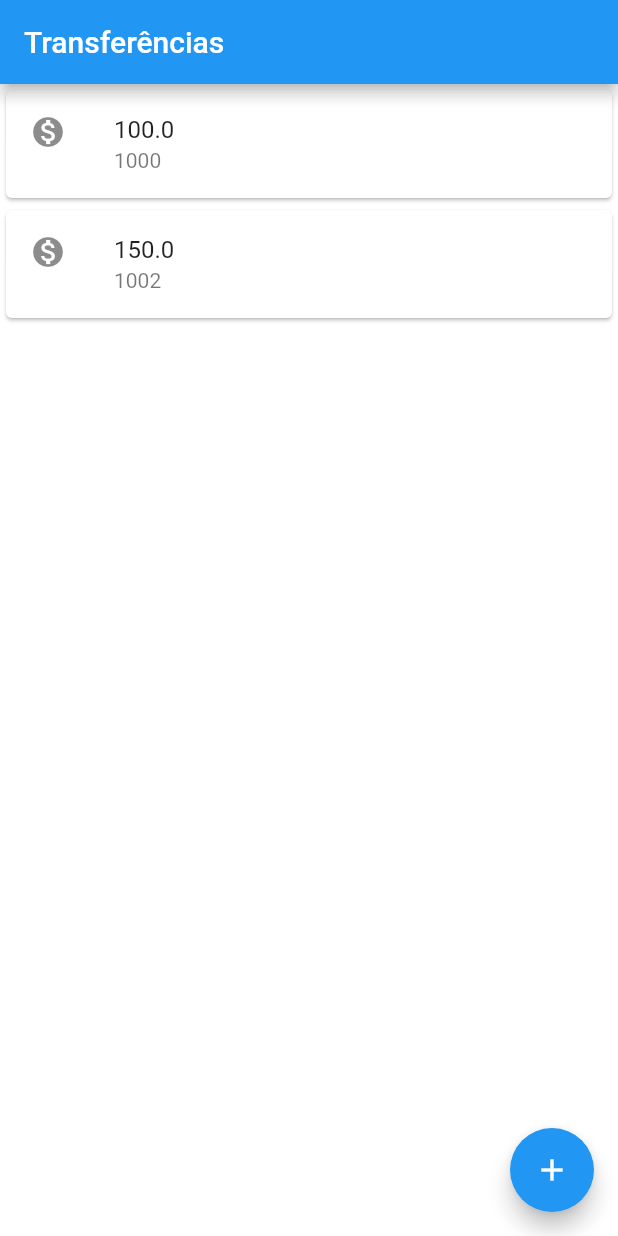
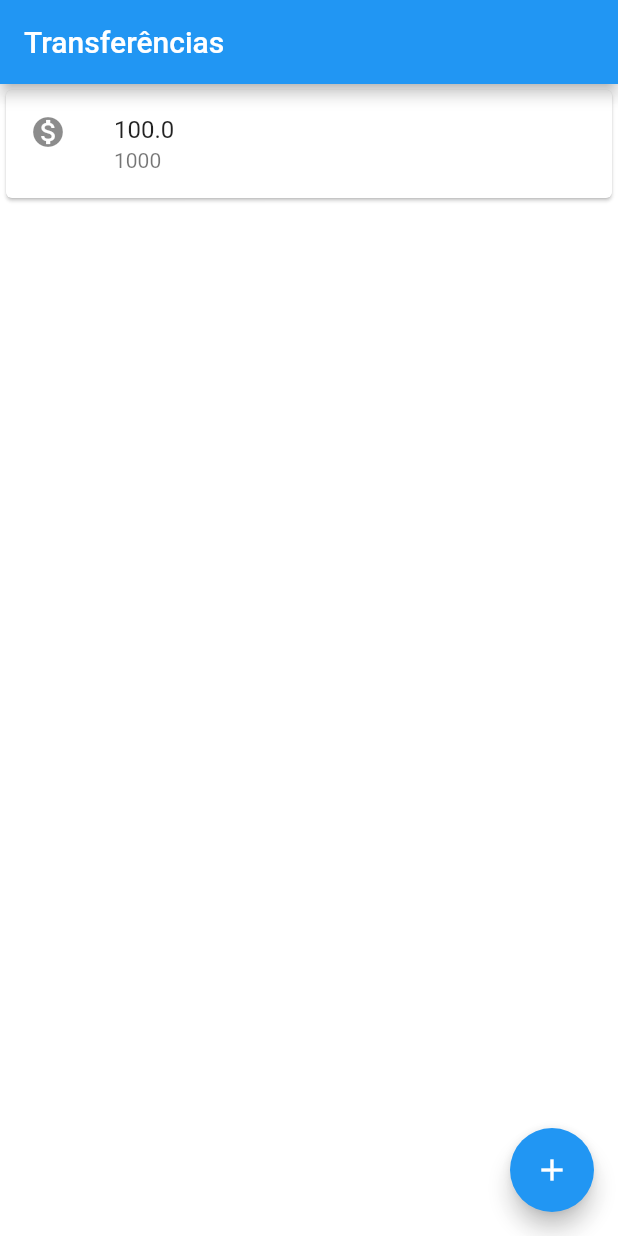
Before and after one commit to vitordutra/bytebank, a Flutter app: the screen it shows after launch, on a phone screen of 412 x 824 dp. Run offline on Flutter 3.47's test engine with Material 2 defaults, Android fonts, the phone set to English and light mode, and no system bars.

```diff
--- a/lib/main.dart
+++ b/lib/main.dart
@@ -67,24 +67,27 @@ class FormularioTransferencia extends StatelessWidget {
 }
 
 class ListaTransferencias extends StatelessWidget {
-  const ListaTransferencias({Key? key}) : super(key: key);
+  final List<Transferencia> _transferencias = List.empty(growable: true);
+
+  ListaTransferencias({Key? key}) : super(key: key);
 
   @override
   Widget build(BuildContext context) {
+    _transferencias.add(Transferencia(100.0, 1000));
     return Scaffold(
       appBar: AppBar(
         title: Text("Transferências"),
       ),
-      body: Column(
-        children: [
-          ItemTransferencia(Transferencia(100.0, 1000)),
-          ItemTransferencia(Transferencia(150.0, 1002)),
-        ],
-      ),
+      body: ListView.builder(
+          itemCount: _transferencias.length,
+          itemBuilder: (context, indice) {
+            final transferencia = _transferencias[indice];
+            return ItemTransferencia(transferencia);
+          }),
       floatingActionButton: FloatingActionButton(
         child: Icon(Icons.add),
         onPressed: () {
-          final Future<Transferencia?> future = Navigator.push(
+          final Future<dynamic> future = Navigator.push(
             context,
             MaterialPageRoute(
               builder: (context) {
@@ -96,6 +99,7 @@ class ListaTransferencias extends StatelessWidget {
             (transferenciaRecebida) {
               debugPrint('Chegou no then do Future');
               debugPrint('$transferenciaRecebida');
+              _transferencias.add(transferenciaRecebida);
             },
           );
         },
```
